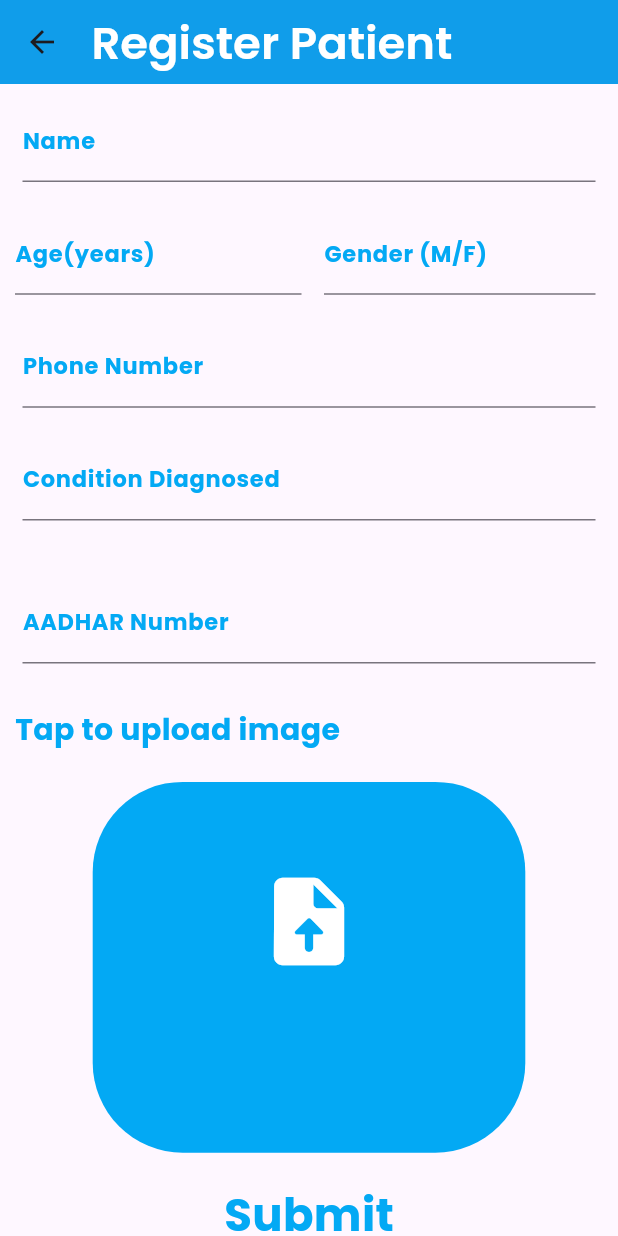
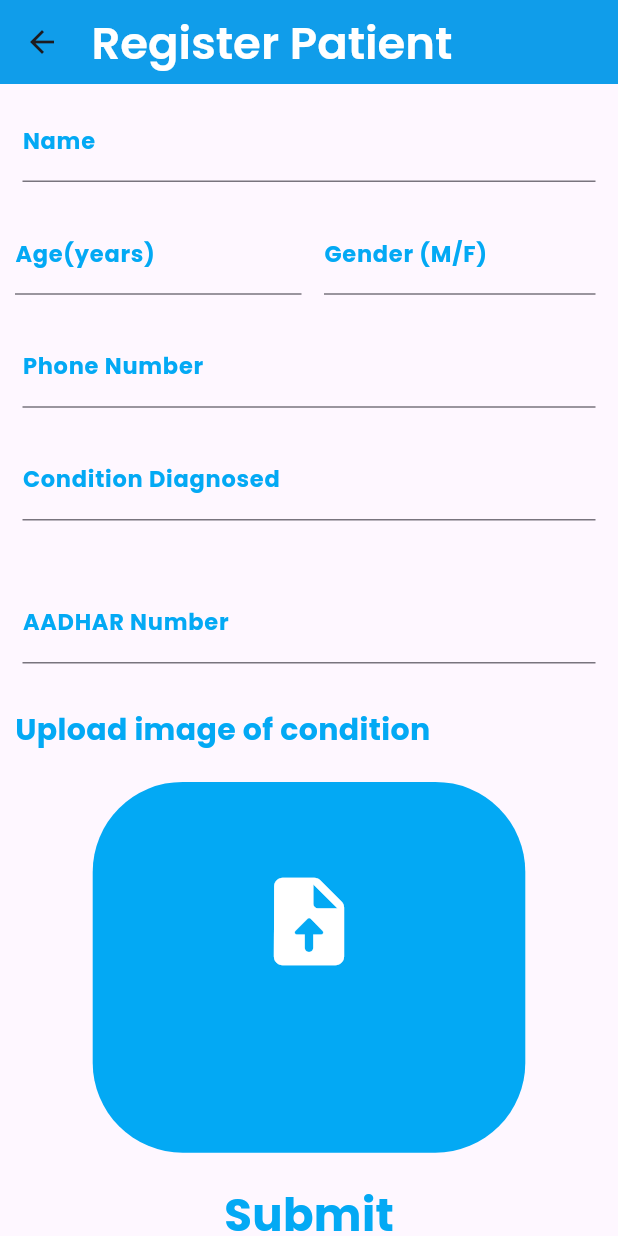
Before and after one commit to abhikrnigam/DermaDoc, a Flutter app: the MainScreen screen opened directly, in the side drawer, after a tap on "Register Patient", on a phone screen of 412 x 824 dp. Run offline on Flutter 3.47's test engine with Material 3 defaults, Android fonts, the phone set to English and light mode, and no system bars; our stand-ins replace cloud_firestore, firebase_auth, firebase_core, firebase_storage, get, google_fonts and 2 more; missing offline and left inert: timestamp_to_string; accounts and stored records are empty.

Commit message:
Added the patient history page and patient visit page. Integration with the database for the same is remaining

```diff
--- a/lib/AddImage.dart
+++ b/lib/AddImage.dart
@@ -388,7 +388,7 @@ class _AddImageState extends State<AddImage> {
                 Padding(
                   padding: const EdgeInsets.only(left: 10.0),
                   child: Text(
-                    "Tap to upload image ",
+                    "Upload image of condition",
                     style: getStyle(20),
                   ),
                 ),
--- a/lib/CompareImages.dart
+++ b/lib/CompareImages.dart
@@ -14,6 +14,7 @@ import 'package:quickalert/quickalert.dart';
 
 class CompareImages extends StatefulWidget {
   String? username;
+
   CompareImages({required this.username});
 
   @override
@@ -25,6 +26,7 @@ class _CompareImagesState extends State<CompareImages> {
   List<String>? documentPath = ["a"];
   int selectedItems = 0;
   String? username;
+  String? aadharNumber;
   dynamic response;
   void getCurrentUser() async {
     username = widget.username;
--- a/lib/PatientHistory.dart
+++ b/lib/PatientHistory.dart
@@ -3,6 +3,7 @@ import 'package:firebase_storage/firebase_storage.dart';
 
 class patienthistory extends StatefulWidget {
   String? aadharNumber;
+  String? username;
   patienthistory({@required aadharNumber});
 
   @override
@@ -11,9 +12,11 @@ class patienthistory extends StatefulWidget {
 
 class _patienthistoryState extends State<patienthistory> {
   String? aadharNumber;
+  String? username;
 
   void getAadharNumber() {
     aadharNumber = widget.aadharNumber;
+    username = widget.username;
   }
 
   @override
--- a/lib/main_screen.dart
+++ b/lib/main_screen.dart
@@ -6,6 +6,7 @@ import 'package:cloud_firestore/cloud_firestore.dart';
 import 'package:google_fonts/google_fonts.dart';
 import 'package:health_app/AddImage.dart';
 import 'package:health_app/CompareImages.dart';
+import 'package:health_app/PatientVisit.dart';
 import 'package:health_app/login_page.dart';
 
 class MainScreen extends StatefulWidget {
@@ -81,9 +82,9 @@ class _MainScreenState extends State<MainScreen> {
               ),
             ),
             ListTile(
-              subtitle: const Text("New patients must be registered"),
+              subtitle: const Text("New patients must be registered."),
               subtitleTextStyle: GoogleFonts.poppins(
-                fontSize: 10,
+                fontSize: 12,
                 fontWeight: FontWeight.w700,
                 color: Colors.lightBlue,
               ),
@@ -100,8 +101,14 @@ class _MainScreenState extends State<MainScreen> {
               },
             ),
             ListTile(
+              subtitle: const Text("Tap here to initiate the examination"),
+              subtitleTextStyle: GoogleFonts.poppins(
+                fontSize: 12,
+                fontWeight: FontWeight.w700,
+                color: Colors.lightBlue,
+              ),
               title: Text(
-                "View Patient Images",
+                "Patient Visit",
                 style: GoogleFonts.poppins(
                   fontSize: 15,
                   fontWeight: FontWeight.w700,
@@ -110,15 +117,24 @@ class _MainScreenState extends State<MainScreen> {
               ),
               selected: selectedIndex == 2,
               onTap: () {
-                Navigator.push(
-                    context,
-                    MaterialPageRoute(
-                        builder: (context) => CompareImages(username: name)));
+                // Navigator.push(
+                //     context,
+                //     MaterialPageRoute(
+                //         builder: (context) => CompareImages(username: name)));
+
+                Navigator.push(context,
+                    MaterialPageRoute(builder: (context) => patientVisit()));
               },
             ),
             ListTile(
+              subtitle: const Text("View all visits of the patient"),
+              subtitleTextStyle: GoogleFonts.poppins(
+                fontSize: 12,
+                fontWeight: FontWeight.w700,
+                color: Colors.lightBlue,
+              ),
               title: Text(
-                "View patient history",
+                "View Patient's History",
                 style: GoogleFonts.poppins(
                   fontSize: 15,
                   fontWeight: FontWeight.w700,
@@ -134,13 +150,23 @@ class _MainScreenState extends State<MainScreen> {
               },
             ),
             ListTile(
+              title: Text("View Profile",
+                  style: GoogleFonts.poppins(
+                    fontSize: 15,
+                    fontWeight: FontWeight.w700,
+                    color: Colors.lightBlue,
+                  )),
+              selected: selectedIndex == 4,
+              onTap: () {},
+            ),
+            ListTile(
               title: Text("Sign Out",
                   style: GoogleFonts.poppins(
                     fontSize: 15,
                     fontWeight: FontWeight.w700,
                     color: Colors.red,
                   )),
-              selected: selectedIndex == 4,
+              selected: selectedIndex == 5,
               onTap: () {
                 Future<void> signOut() async {
                   await FirebaseAuth.instance.signOut().then((value) =>
```
Also changed, not shown: lib/PatientVisit.dart (added, +226 -0 lines).
